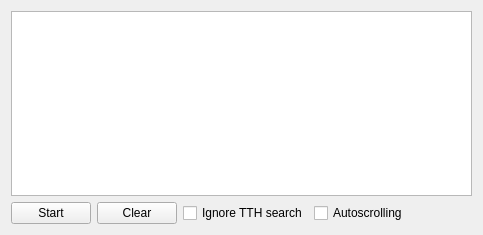
Qt form eiskaltdcpp/ui/UISpy.ui (eiskaltdcpp/eiskaltdcpp) before a commit.
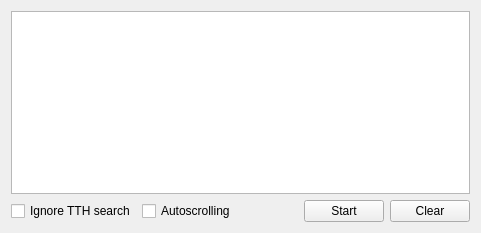
The same form after that commit.

Patch:
```diff
--- a/eiskaltdcpp/ui/UISpy.ui
+++ b/eiskaltdcpp/ui/UISpy.ui
@@ -6,8 +6,8 @@
    <rect>
     <x>0</x>
     <y>0</y>
-    <width>483</width>
-    <height>235</height>
+    <width>481</width>
+    <height>233</height>
    </rect>
   </property>
   <property name="windowTitle">
@@ -29,20 +29,6 @@
    </item>
    <item>
     <layout class="QHBoxLayout" name="horizontalLayout">
-     <item>
-      <widget class="QPushButton" name="pushButton">
-       <property name="text">
-        <string>Start</string>
-       </property>
-      </widget>
-     </item>
-     <item>
-      <widget class="QPushButton" name="pushButton_CLEAR">
-       <property name="text">
-        <string>Clear</string>
-       </property>
-      </widget>
-     </item>
      <item>
       <widget class="QCheckBox" name="checkBox_IGNORETTH">
        <property name="text">
@@ -70,6 +56,20 @@
        </property>
       </spacer>
      </item>
+     <item>
+      <widget class="QPushButton" name="pushButton">
+       <property name="text">
+        <string>Start</string>
+       </property>
+      </widget>
+     </item>
+     <item>
+      <widget class="QPushButton" name="pushButton_CLEAR">
+       <property name="text">
+        <string>Clear</string>
+       </property>
+      </widget>
+     </item>
     </layout>
    </item>
   </layout>
```
